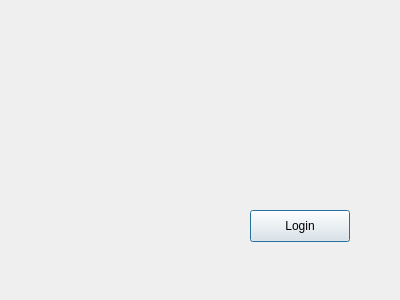
Above: Projet_Cpp_4A/login.ui from HovhaHugo/Projet_Cpp_4A before the change. Below: the same form after it.
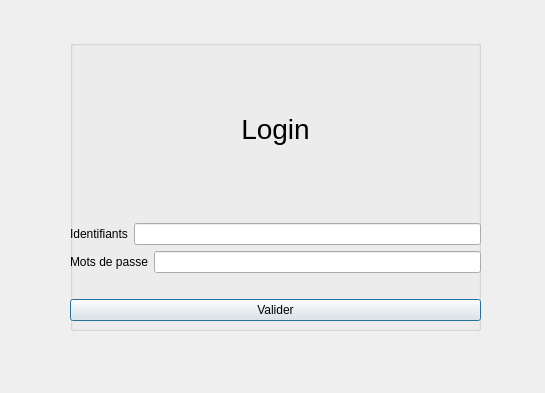
That is the form after the change.

What changed in the file:
```diff
--- a/Projet_Cpp_4A/login.ui
+++ b/Projet_Cpp_4A/login.ui
@@ -6,25 +6,128 @@
    <rect>
     <x>0</x>
     <y>0</y>
-    <width>400</width>
-    <height>300</height>
+    <width>545</width>
+    <height>393</height>
    </rect>
   </property>
   <property name="windowTitle">
    <string>Dialog</string>
   </property>
-  <widget class="QPushButton" name="pushButton">
+  <widget class="QGroupBox" name="groupBox">
    <property name="geometry">
     <rect>
-     <x>250</x>
-     <y>210</y>
-     <width>100</width>
-     <height>32</height>
+     <x>70</x>
+     <y>40</y>
+     <width>411</width>
+     <height>291</height>
     </rect>
    </property>
-   <property name="text">
-    <string>Login</string>
+   <property name="title">
+    <string/>
    </property>
+   <property name="alignment">
+    <set>Qt::AlignCenter</set>
+   </property>
+   <widget class="QWidget" name="verticalLayoutWidget">
+    <property name="geometry">
+     <rect>
+      <x>0</x>
+      <y>0</y>
+      <width>411</width>
+      <height>281</height>
+     </rect>
+    </property>
+    <layout class="QVBoxLayout" name="verticalLayout">
+     <property name="sizeConstraint">
+      <enum>QLayout::SetMinAndMaxSize</enum>
+     </property>
+     <property name="leftMargin">
+      <number>0</number>
+     </property>
+     <item>
+      <widget class="QLabel" name="loginLabel">
+       <property name="font">
+        <font>
+         <pointsize>21</pointsize>
+        </font>
+       </property>
+       <property name="text">
+        <string>Login</string>
+       </property>
+       <property name="alignment">
+        <set>Qt::AlignCenter</set>
+       </property>
+      </widget>
+     </item>
+     <item>
+      <layout class="QHBoxLayout" name="horizontalLayout_2">
+       <property name="sizeConstraint">
+        <enum>QLayout::SetNoConstraint</enum>
+       </property>
+       <item>
+        <widget class="QLabel" name="idLabel">
+         <property name="text">
+          <string>Identifiants</string>
+         </property>
+         <property name="alignment">
+          <set>Qt::AlignCenter</set>
+         </property>
+        </widget>
+       </item>
+       <item>
+        <widget class="QLineEdit" name="idLine"/>
+       </item>
+      </layout>
+     </item>
+     <item>
+      <layout class="QHBoxLayout" name="horizontalLayout_3">
+       <property name="sizeConstraint">
+        <enum>QLayout::SetNoConstraint</enum>
+       </property>
+       <item>
+        <widget class="QLabel" name="mdpLabel">
+         <property name="text">
+          <string>Mots de passe</string>
+         </property>
+         <property name="alignment">
+          <set>Qt::AlignCenter</set>
+         </property>
+        </widget>
+       </item>
+       <item>
+        <widget class="QLineEdit" name="mdpLine">
+         <property name="echoMode">
+          <enum>QLineEdit::Password</enum>
+         </property>
+        </widget>
+       </item>
+      </layout>
+     </item>
+     <item>
+      <spacer name="horizontalSpacer">
+       <property name="orientation">
+        <enum>Qt::Horizontal</enum>
+       </property>
+       <property name="sizeHint" stdset="0">
+        <size>
+         <width>40</width>
+         <height>20</height>
+        </size>
+       </property>
+      </spacer>
+     </item>
+     <item>
+      <widget class="QPushButton" name="validLabel">
+       <property name="autoFillBackground">
+        <bool>false</bool>
+       </property>
+       <property name="text">
+        <string>Valider</string>
+       </property>
+      </widget>
+     </item>
+    </layout>
+   </widget>
   </widget>
  </widget>
  <resources/>
```
Left out of the diff: 19 changed lines with no effect on the pictures.
